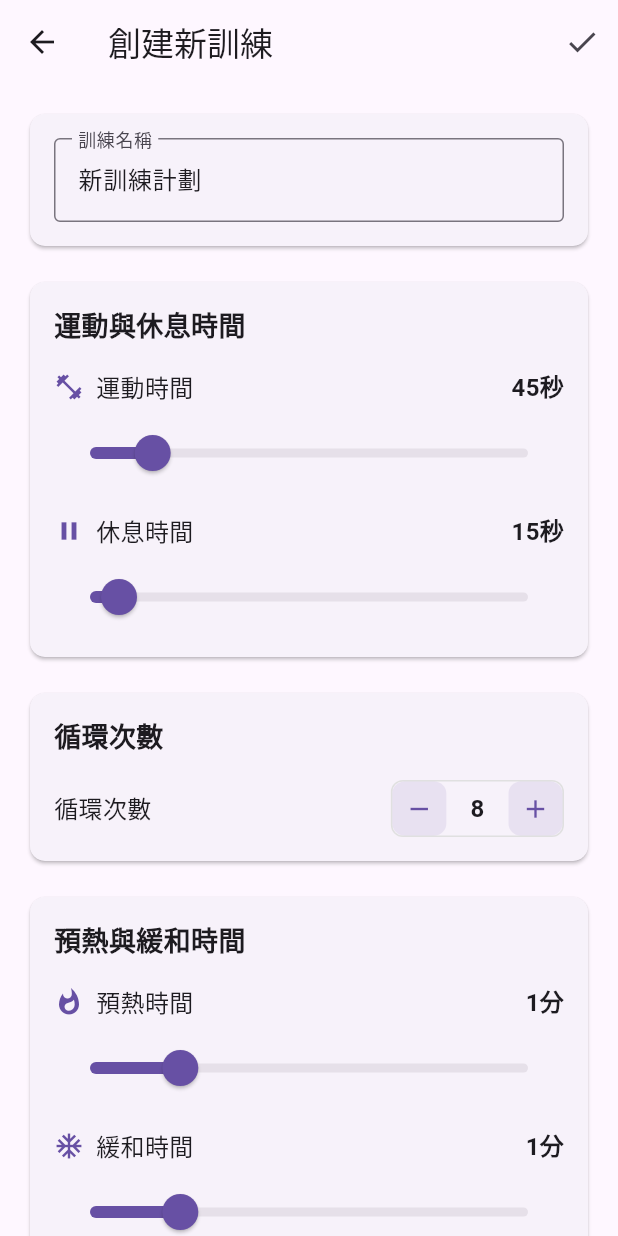
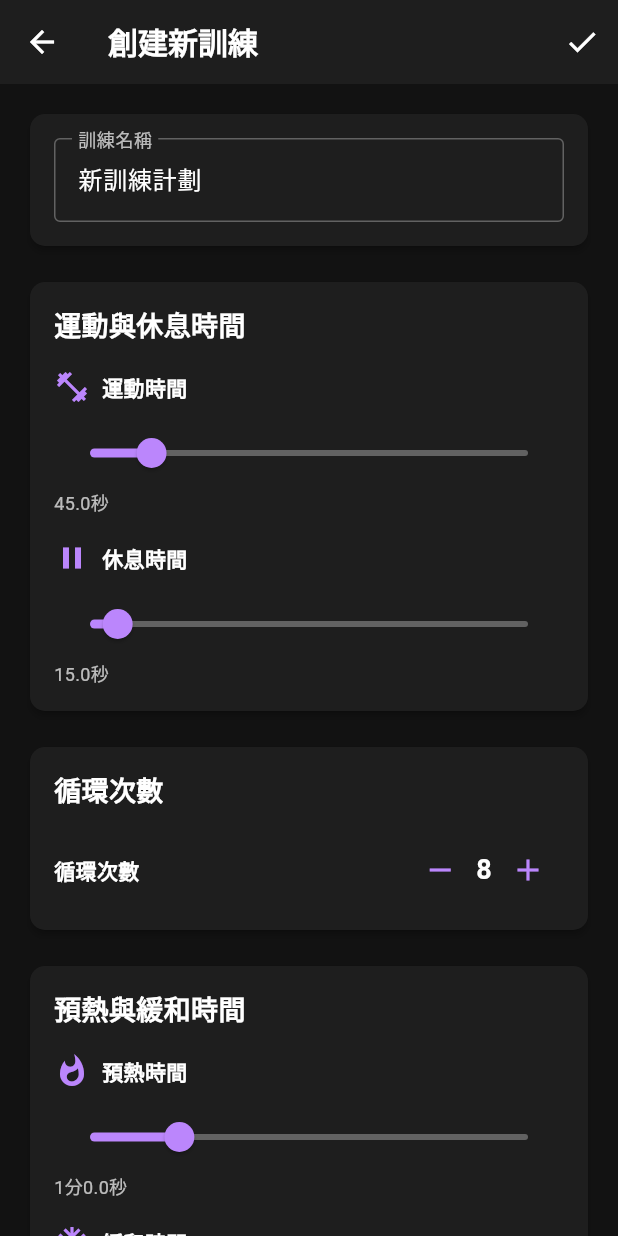
Before and after one commit to simonwell-flutter/fit_timer, a Flutter app: the screen it shows after launch, after a tap on the "settings" icon, on a phone screen of 412 x 824 dp. Run offline on Flutter 3.47's test engine with Material 3 defaults, Android fonts, the phone set to English and light mode, and no system bars; our stand-ins replace just_audio, shared_preferences, wakelock_plus; Roboto replaces fonts that are missing (NotoSansTC).

Commit message:
更新 介面回暗黑模式 加入 首頁水波紋動畫 加入 相關音效檔

```diff
--- a/lib/main.dart
+++ b/lib/main.dart
@@ -22,8 +22,54 @@ class MyApp extends StatelessWidget {
       child: MaterialApp(
         title: 'FitTimer',
         theme: ThemeData(
-          primarySwatch: Colors.blue,
-          visualDensity: VisualDensity.adaptivePlatformDensity,
+          useMaterial3: true,
+          brightness: Brightness.dark,
+          colorScheme: ColorScheme.dark(
+            primary: Color(0xFFBB86FC),
+            secondary: Color(0xFF03DAC6),
+            surface: Color(0xFF121212),
+            background: Color(0xFF121212),
+            error: Color(0xFFCF6679),
+          ),
+          scaffoldBackgroundColor: Color(0xFF121212),
+          appBarTheme: AppBarTheme(
+            backgroundColor: Color(0xFF1E1E1E),
+            elevation: 0,
+            iconTheme: IconThemeData(color: Colors.white),
+            titleTextStyle: TextStyle(
+              color: Colors.white,
+              fontSize: 20,
+              fontWeight: FontWeight.bold,
+            ),
+          ),
+          cardTheme: CardTheme(
+            color: Color(0xFF1E1E1E),
+            elevation: 2,
+            shape: RoundedRectangleBorder(
+              borderRadius: BorderRadius.circular(12),
+            ),
+          ),
+          elevatedButtonTheme: ElevatedButtonThemeData(
+            style: ElevatedButton.styleFrom(
+              backgroundColor: Color(0xFFBB86FC),
+              foregroundColor: Colors.white,
+              shape: RoundedRectangleBorder(
+                borderRadius: BorderRadius.circular(30),
+              ),
+              padding: EdgeInsets.symmetric(horizontal: 20, vertical: 12),
+            ),
+          ),
+          textButtonTheme: TextButtonThemeData(
+            style: TextButton.styleFrom(foregroundColor: Color(0xFFBB86FC)),
+          ),
+          iconTheme: IconThemeData(color: Colors.white),
+          textTheme: TextTheme(
+            bodyLarge: TextStyle(color: Colors.white),
+            bodyMedium: TextStyle(color: Colors.white),
+            titleLarge: TextStyle(color: Colors.white),
+            titleMedium: TextStyle(color: Colors.white),
+            titleSmall: TextStyle(color: Colors.white),
+          ),
           fontFamily: 'NotoSansTC',
         ),
         home: HomeScreen(),
--- a/lib/providers/timer_provider.dart
+++ b/lib/providers/timer_provider.dart
@@ -1,9 +1,11 @@
 import 'dart:async';
 import 'package:flutter/foundation.dart';
 import 'package:shared_preferences/shared_preferences.dart';
+import 'package:just_audio/just_audio.dart';
 import '../models/workout_model.dart';
 
 enum TimerStatus { initial, running, paused, finished }
+
 enum TimerPhase { warmup, work, rest, cooldown, complete }
 
 class TimerProvider with ChangeNotifier {
@@ -14,6 +16,52 @@ class TimerProvider with ChangeNotifier {
   int _currentCycle = 0;
   int _secondsRemaining = 0;
   Timer? _timer;
+
+  // Audio players
+  final AudioPlayer _tickPlayer = AudioPlayer();
+  final AudioPlayer _phaseChangePlayer = AudioPlayer();
+  final AudioPlayer _completePlayer = AudioPlayer();
+  final AudioPlayer _phaseEndPlayer = AudioPlayer();
+  final AudioPlayer _countThreePlayer = AudioPlayer();
+  final AudioPlayer _countTwoPlayer = AudioPlayer();
+  final AudioPlayer _countOnePlayer = AudioPlayer();
+
+  TimerProvider() {
+    _initializeAudio();
+    // 設定預設訓練計畫
+    _currentWorkout = WorkoutModel(
+      id: 'default',
+      name: '預設訓練',
+      workSeconds: 30, // 運動時間 30 秒
+      restSeconds: 10, // 休息時間 10 秒
+      warmupSeconds: 5, // 預熱時間 5 秒
+      cooldownSeconds: 5, // 緩和時間 5 秒
+      cycles: 3, // 循環次數 3 次
+    );
+    _phase =
+        _currentWorkout!.warmupSeconds > 0
+            ? TimerPhase.warmup
+            : TimerPhase.work;
+    _secondsRemaining =
+        _currentWorkout!.warmupSeconds > 0
+            ? _currentWorkout!.warmupSeconds
+            : _currentWorkout!.workSeconds;
+  }
+
+  Future<void> _initializeAudio() async {
+    try {
+      await _tickPlayer.setAsset('assets/sounds/tick.mp3');
+      await _tickPlayer.setVolume(1.0);
+      await _phaseChangePlayer.setAsset('assets/sounds/phase_change.mp3');
+      await _completePlayer.setAsset('assets/sounds/complete.mp3');
+      await _phaseEndPlayer.setAsset('assets/sounds/phase_end.mp3');
+      await _countThreePlayer.setAsset('assets/sounds/three.mp3');
+      await _countTwoPlayer.setAsset('assets/sounds/two.mp3');
+      await _countOnePlayer.setAsset('assets/sounds/one.mp3');
+    } catch (e) {
+      debugPrint('Error initializing audio: $e');
+    }
+  }
 
   // Getters
   TimerStatus get status => _status;
@@ -37,7 +85,8 @@ class TimerProvider with ChangeNotifier {
     _currentWorkout = workout;
     _currentCycle = 0;
     _phase = workout.warmupSeconds > 0 ? TimerPhase.warmup : TimerPhase.work;
-    _secondsRemaining = workout.warmupSeconds > 0 ? workout.warmupSeconds : workout.workSeconds;
+    _secondsRemaining =
+        workout.warmupSeconds > 0 ? workout.warmupSeconds : workout.workSeconds;
     _status = TimerStatus.initial;
     notifyListeners();
   }
@@ -93,8 +142,14 @@ class TimerProvider with ChangeNotifier {
   void reset() {
     _timer?.cancel();
     if (_currentWorkout != null) {
-      _phase = _currentWorkout!.warmupSeconds > 0 ? TimerPhase.warmup : TimerPhase.work;
-      _secondsRemaining = _currentWorkout!.warmupSeconds > 0 ? _currentWorkout!.warmupSeconds : _currentWorkout!.workSeconds;
+      _phase =
+          _currentWorkout!.warmupSeconds > 0
+              ? TimerPhase.warmup
+              : TimerPhase.work;
+      _secondsRemaining =
+          _currentWorkout!.warmupSeconds > 0
+              ? _currentWorkout!.warmupSeconds
+              : _currentWorkout!.workSeconds;
     }
 
     _currentCycle = 0;
@@ -106,6 +161,25 @@ class TimerProvider with ChangeNotifier {
   void _tick(Timer timer) {
     if (_secondsRemaining > 0) {
       _secondsRemaining--;
+      // 只在運動階段播放滴答聲
+      if (_phase == TimerPhase.work) {
+        _tickPlayer.seek(Duration.zero);
+        _tickPlayer.play();
+      }
+      if (_secondsRemaining == 3) {
+        _countThreePlayer.seek(Duration.zero);
+        _countThreePlayer.play();
+      } else if (_secondsRemaining == 2) {
+        _countTwoPlayer.seek(Duration.zero);
+        _countTwoPlayer.play();
+      } else if (_secondsRemaining == 1) {
+        _countOnePlayer.seek(Duration.zero);
+        _countOnePlayer.play();
+      }
+      if (_secondsRemaining == 0) {
+        _phaseEndPlayer.seek(Duration.zero);
+        _phaseEndPlayer.play();
+      }
     } else {
       _moveToNextPhase();
     }
@@ -150,6 +224,8 @@ class TimerProvider with ChangeNotifier {
     _timer?.cancel();
     _phase = TimerPhase.complete;
     _status = TimerStatus.finished;
+    _completePlayer.seek(Duration.zero);
+    _completePlayer.play();
   }
 
   // 計算總時間
@@ -157,7 +233,8 @@ class TimerProvider with ChangeNotifier {
     if (_currentWorkout == null) return 0;
 
     return _currentWorkout!.warmupSeconds +
-        (_currentWorkout!.workSeconds + _currentWorkout!.restSeconds) * _currentWorkout!.cycles +
+        (_currentWorkout!.workSeconds + _currentWorkout!.restSeconds) *
+            _currentWorkout!.cycles +
         _currentWorkout!.cooldownSeconds;
   }
 
@@ -176,14 +253,20 @@ class TimerProvider with ChangeNotifier {
 
     // 運動和休息階段
     if (_phase == TimerPhase.work || _phase == TimerPhase.rest) {
-      elapsed += (_currentWorkout!.workSeconds + _currentWorkout!.restSeconds) * _currentCycle;
+      elapsed +=
+          (_currentWorkout!.workSeconds + _currentWorkout!.restSeconds) *
+          _currentCycle;
       if (_phase == TimerPhase.work) {
         elapsed += _currentWorkout!.workSeconds - _secondsRemaining;
       } else {
-        elapsed += _currentWorkout!.workSeconds + (_currentWorkout!.restSeconds - _secondsRemaining);
+        elapsed +=
+            _currentWorkout!.workSeconds +
+            (_currentWorkout!.restSeconds - _secondsRemaining);
       }
     } else if (_phase == TimerPhase.cooldown || _phase == TimerPhase.complete) {
-      elapsed += (_currentWorkout!.workSeconds + _currentWorkout!.restSeconds) * _currentWorkout!.cycles;
+      elapsed +=
+          (_currentWorkout!.workSeconds + _currentWorkout!.restSeconds) *
+          _currentWorkout!.cycles;
       if (_phase == TimerPhase.cooldown) {
         elapsed += _currentWorkout!.cooldownSeconds - _secondsRemaining;
       } else {
@@ -212,6 +295,13 @@ class TimerProvider with ChangeNotifier {
   @override
   void dispose() {
     _timer?.cancel();
+    _tickPlayer.dispose();
+    _phaseChangePlayer.dispose();
+    _completePlayer.dispose();
+    _phaseEndPlayer.dispose();
+    _countThreePlayer.dispose();
+    _countTwoPlayer.dispose();
+    _countOnePlayer.dispose();
     super.dispose();
   }
 }
--- a/lib/screens/home_screen.dart
+++ b/lib/screens/home_screen.dart
@@ -17,11 +17,13 @@ class HomeScreen extends StatelessWidget {
     final player = AudioPlayer();
 
     return Scaffold(
+      backgroundColor: Color(0xFF121212), // 深色背景
       appBar: AppBar(
-        title: Text('FitTimer'),
+        backgroundColor: Color(0xFF1E1E1E), // 深色AppBar
+        title: Text('FitTimer', style: TextStyle(color: Colors.white)),
         actions: [
           IconButton(
-            icon: Icon(Icons.list),
+            icon: Icon(Icons.list, color: Colors.white),
             onPressed: () {
               Navigator.push(
                 context,
@@ -30,16 +32,13 @@ class HomeScreen extends StatelessWidget {
             },
           ),
           IconButton(
-            icon: Icon(Icons.settings),
+            icon: Icon(Icons.settings, color: Colors.white),
             onPressed: () {
               Navigator.push(
                 context,
                 MaterialPageRoute(
                   builder:
-                      (context) => SettingsScreen(
-                        workout: null, // 可以傳遞 null 或者某個訓練模式對象
-                        isNew: true, // 設置是否是新訓練模式
-                      ),
+                      (context) => SettingsScreen(workout: null, isNew: true),
                 ),
               );
             },
@@ -50,23 +49,60 @@ class HomeScreen extends StatelessWidget {
         child: Column(
           mainAxisAlignment: MainAxisAlignment.center,
           children: [
-            TimerDisplay(),
+            // 添加動畫效果
+            TweenAnimationBuilder<double>(
+              tween: Tween(begin: 0.0, end: 1.0),
+              duration: Duration(milliseconds: 500),
+              builder: (context, value, child) {
+                return Transform.scale(scale: value, child: child);
+              },
+              child: TimerDisplay(),
+            ),
             SizedBox(height: 20),
-            // 這裡傳遞進度、階段和顏色
-            CustomProgressIndicator(
-              progress: timerProvider.progress, // 進度
-              phase: timerProvider.phase.toString(), // 訓練階段
-              phaseColor: _getPhaseColor(timerProvider.phase), // 訓練階段顏色
+            // 進度條動畫
+            TweenAnimationBuilder<double>(
+              tween: Tween(begin: 0.0, end: timerProvider.progress),
+              duration: Duration(milliseconds: 300),
+              builder: (context, value, child) {
+                return CustomProgressIndicator(
+                  progress: value,
+                  phase: timerProvider.phase.toString(),
+                  phaseColor: _getPhaseColor(timerProvider.phase),
+                );
+              },
             ),
             SizedBox(height: 40),
-            ControlButtons(),
+            // 控制按鈕動畫
+            TweenAnimationBuilder<double>(
+              tween: Tween(begin: 0.0, end: 1.0),
+              duration: Duration(milliseconds: 700),
+              builder: (context, value, child) {
+                return Transform.translate(
+                  offset: Offset(0, 20 * (1 - value)),
+                  child: Opacity(opacity: value, child: child),
+                );
+              },
+              child: ControlButtons(),
+            ),
             SizedBox(height: 40),
-            // 如果沒有正在進行的訓練，顯示快速開始按鈕
             if (timerProvider.status == TimerStatus.initial &&
                 timerProvider.currentWorkout == null)
-              ElevatedButton(
+              TweenAnimationBuilder<double>(
+                tween: Tween(begin: 0.0, end: 1.0),
+                duration: Duration(milliseconds: 1000),
+                builder: (context, value, child) {
+                  return Transform.scale(
+                    scale: value,
+                    child: Opacity(opacity: value, child: child),
+                  );
+                },
+                child: ElevatedButton(
                   style: ElevatedButton.styleFrom(
+                    backgroundColor: Color(0xFFBB86FC), // 紫色按鈕
                     padding: EdgeInsets.symmetric(horizontal: 30, vertical: 15),
+                    shape: RoundedRectangleBorder(
+                      borderRadius: BorderRadius.circular(30),
+                    ),
                   ),
                   onPressed: () async {
                     await player.setAsset('assets/sounds/workout_start.mp3');
@@ -78,7 +114,15 @@ class HomeScreen extends StatelessWidget {
                       ),
                     );
                   },
-                child: Text('快速開始訓練'),
+                  child: Text(
+                    '快速開始訓練',
+                    style: TextStyle(
+                      color: Colors.white,
+                      fontSize: 16,
+                      fontWeight: FontWeight.bold,
+                    ),
+                  ),
+                ),
               ),
           ],
         ),
@@ -90,15 +134,15 @@ class HomeScreen extends StatelessWidget {
   Color _getPhaseColor(TimerPhase phase) {
     switch (phase) {
       case TimerPhase.work:
-        return Colors.red; // 運動階段為紅色
+        return Color(0xFFCF6679); // 柔和的紅色
       case TimerPhase.rest:
-        return Colors.blue; // 休息階段為藍色
+        return Color(0xFF03DAC6); // 柔和的藍綠色
       case TimerPhase.warmup:
-        return Colors.orange; // 預熱為橙色
+        return Color(0xFFFFB74D); // 柔和的橙色
       case TimerPhase.cooldown:
-        return Colors.green; // 緩和為綠色
+        return Color(0xFF81C784); // 柔和的綠色
       default:
-        return Colors.grey; // 默認為灰色
+        return Color(0xFF9E9E9E); // 柔和的灰色
     }
   }
 }
--- a/lib/screens/settings_screen.dart
+++ b/lib/screens/settings_screen.dart
@@ -105,9 +105,17 @@ class _SettingsScreenState extends State<SettingsScreen> {
                 padding: EdgeInsets.all(16),
                 child: TextFormField(
                   controller: _nameController,
+                  style: TextStyle(color: Colors.white),
                   decoration: InputDecoration(
                     labelText: '訓練名稱',
+                    labelStyle: TextStyle(color: Colors.white70),
                     border: OutlineInputBorder(),
+                    enabledBorder: OutlineInputBorder(
+                      borderSide: BorderSide(color: Colors.white30),
+                    ),
+                    focusedBorder: OutlineInputBorder(
+                      borderSide: BorderSide(color: Color(0xFFBB86FC)),
+                    ),
                   ),
                   validator: (value) {
                     if (value == null || value.isEmpty) {
@@ -125,12 +133,12 @@ class _SettingsScreenState extends State<SettingsScreen> {
                 _buildSliderSetting(
                   icon: Icons.fitness_center,
                   label: '運動時間',
-                  value: _workSeconds.toDouble(), // 將 int 轉換為 double
+                  value: _workSeconds.toDouble(),
                   min: 5,
                   max: 300,
                   onChanged: (value) {
                     setState(() {
-                      _workSeconds = value.toInt(); // 更新為 int
+                      _workSeconds = value.toInt();
                     });
                   },
                   formatValue: _formatDuration,
@@ -139,12 +147,12 @@ class _SettingsScreenState extends State<SettingsScreen> {
                 _buildSliderSetting(
                   icon: Icons.pause,
                   label: '休息時間',
-                  value: _restSeconds.toDouble(), // 將 int 轉換為 double
+                  value: _restSeconds.toDouble(),
                   min: 5,
                   max: 180,
                   onChanged: (value) {
                     setState(() {
-                      _restSeconds = value.toInt(); // 更新為 int
+                      _restSeconds = value.toInt();
                     });
                   },
                   formatValue: _formatDuration,
@@ -233,7 +241,11 @@ class _SettingsScreenState extends State<SettingsScreen> {
           children: [
             Text(
               title,
-              style: TextStyle(fontSize: 18, fontWeight: FontWeight.bold),
+              style: TextStyle(
+                fontSize: 18,
+                fontWeight: FontWeight.bold,
+                color: Colors.white,
+              ),
             ),
             SizedBox(height: 16),
             ...children,
@@ -250,40 +262,46 @@ class _SettingsScreenState extends State<SettingsScreen> {
     required double min,
     required double max,
     required ValueChanged<double> onChanged,
-    required String Function(int) formatValue,
+    required String Function(double) formatValue,
   }) {
     return Column(
       crossAxisAlignment: CrossAxisAlignment.start,
       children: [
         Row(
           children: [
-            Icon(icon, size: 20, color: Theme.of(context).primaryColor),
+            Icon(icon, color: Color(0xFFBB86FC)),
             SizedBox(width: 8),
             Text(
               label,
-              style: TextStyle(fontSize: 16, fontWeight: FontWeight.w500),
+              style: TextStyle(
+                color: Colors.white,
+                fontWeight: FontWeight.bold,
               ),
-            Spacer(),
-            Text(
-              formatValue(value.toInt()),
-              style: TextStyle(fontSize: 16, fontWeight: FontWeight.bold),
             ),
           ],
         ),
         SizedBox(height: 8),
         SliderTheme(
           data: SliderTheme.of(context).copyWith(
-            trackHeight: 6,
-            thumbShape: RoundSliderThumbShape(enabledThumbRadius: 12),
+            activeTrackColor: Color(0xFFBB86FC),
+            inactiveTrackColor: Colors.white30,
+            thumbColor: Color(0xFFBB86FC),
+            overlayColor: Color(0xFFBB86FC).withOpacity(0.2),
+            valueIndicatorColor: Color(0xFFBB86FC),
+            valueIndicatorTextStyle: TextStyle(color: Colors.white),
           ),
           child: Slider(
             value: value,
             min: min,
             max: max,
-            divisions: ((max - min) / 5).round(),
-            label: formatValue(value.toInt()),
+            divisions: (max - min).toInt(),
+            label: formatValue(value),
             onChanged: onChanged,
           ),
+        ),
+        Text(
+          formatValue(value),
+          style: TextStyle(color: Colors.white70, fontSize: 12),
         ),
       ],
     );
@@ -297,65 +315,33 @@ class _SettingsScreenState extends State<SettingsScreen> {
     required ValueChanged<int> onChanged,
   }) {
     return Row(
+      mainAxisAlignment: MainAxisAlignment.spaceBetween,
       children: [
         Text(
           label,
-          style: TextStyle(fontSize: 16, fontWeight: FontWeight.w500),
+          style: TextStyle(color: Colors.white, fontWeight: FontWeight.bold),
         ),
-        Spacer(),
-        Container(
-          decoration: BoxDecoration(
-            borderRadius: BorderRadius.circular(8),
-            border: Border.all(color: Colors.grey.shade300),
-          ),
-          child: Row(
+        Row(
           children: [
-              _buildNumberButton(
-                icon: Icons.remove,
+            IconButton(
+              icon: Icon(Icons.remove, color: Color(0xFFBB86FC)),
               onPressed: value > min ? () => onChanged(value - 1) : null,
             ),
-              Container(
-                padding: EdgeInsets.symmetric(horizontal: 16),
-                child: Text(
-                  value.toString(),
-                  style: TextStyle(fontSize: 16, fontWeight: FontWeight.bold),
+            Text(
+              '$value',
+              style: TextStyle(
+                color: Colors.white,
+                fontSize: 18,
+                fontWeight: FontWeight.bold,
               ),
             ),
-              _buildNumberButton(
-                icon: Icons.add,
+            IconButton(
+              icon: Icon(Icons.add, color: Color(0xFFBB86FC)),
               onPressed: value < max ? () => onChanged(value + 1) : null,
             ),
           ],
         ),
-        ),
       ],
-    );
-  }
-
-  Widget _buildNumberButton({
-    required IconData icon,
-    required VoidCallback? onPressed,
-  }) {
-    return InkWell(
-      onTap: onPressed,
-      child: Container(
-        padding: EdgeInsets.all(8),
-        decoration: BoxDecoration(
-          color:
-              onPressed == null
-                  ? Colors.grey.shade200
-                  : Theme.of(context).primaryColor.withOpacity(0.1),
-          borderRadius: BorderRadius.circular(8),
-        ),
-        child: Icon(
-          icon,
-          size: 20,
-          color:
-              onPressed == null
-                  ? Colors.grey.shade400
-                  : Theme.of(context).primaryColor,
-        ),
-      ),
     );
   }
 
@@ -376,21 +362,40 @@ class _SettingsScreenState extends State<SettingsScreen> {
           children: [
             Text(
               '訓練摘要',
-              style: TextStyle(fontSize: 18, fontWeight: FontWeight.bold),
+              style: TextStyle(
+                fontSize: 18,
+                fontWeight: FontWeight.bold,
+                color: Colors.white,
+              ),
             ),
             SizedBox(height: 12),
-            Text('總訓練時間: ${_formatDuration(totalTime)}'),
+            Text(
+              '總訓練時間: ${_formatDuration(totalTime.toDouble())}',
+              style: TextStyle(color: Colors.white70),
+            ),
             SizedBox(height: 4),
-            Text('運動時間: ${_formatDuration(totalWorkTime)}'),
+            Text(
+              '運動時間: ${_formatDuration(totalWorkTime.toDouble())}',
+              style: TextStyle(color: Colors.white70),
+            ),
             SizedBox(height: 4),
-            Text('休息時間: ${_formatDuration(totalRestTime)}'),
+            Text(
+              '休息時間: ${_formatDuration(totalRestTime.toDouble())}',
+              style: TextStyle(color: Colors.white70),
+            ),
             if (_warmupSeconds > 0) ...[
               SizedBox(height: 4),
-              Text('預熱時間: ${_formatDuration(_warmupSeconds)}'),
+              Text(
+                '預熱時間: ${_formatDuration(_warmupSeconds.toDouble())}',
+                style: TextStyle(color: Colors.white70),
+              ),
             ],
             if (_cooldownSeconds > 0) ...[
               SizedBox(height: 4),
-              Text('緩和時間: ${_formatDuration(_cooldownSeconds)}'),
+              Text(
+                '緩和時間: ${_formatDuration(_cooldownSeconds.toDouble())}',
+                style: TextStyle(color: Colors.white70),
+              ),
             ],
           ],
         ),
@@ -398,13 +403,9 @@ class _SettingsScreenState extends State<SettingsScreen> {
     );
   }
 
-  String _formatDuration(int seconds) {
-    if (seconds < 60) {
-      return '$seconds秒';
-    } else {
+  String _formatDuration(double seconds) {
     final mins = seconds ~/ 60;
     final secs = seconds % 60;
-      return mins > 0 && secs > 0 ? '$mins分$secs秒' : '$mins分';
+    return mins > 0 ? '$mins分$secs秒' : '$secs秒';
   }
 }
-}
--- a/lib/widgets/timer_display.dart
+++ b/lib/widgets/timer_display.dart
@@ -2,6 +2,7 @@
 import 'package:flutter/material.dart';
 import 'package:provider/provider.dart';
 import '../providers/timer_provider.dart';
+import 'ripple_animation.dart';
 
 class TimerDisplay extends StatelessWidget {
   const TimerDisplay({super.key});
@@ -42,7 +43,17 @@ class TimerDisplay extends StatelessWidget {
         break;
     }
 
-    return Container(
+    return Stack(
+      alignment: Alignment.center,
+      children: [
+        if (timerProvider.status == TimerStatus.running)
+          RippleAnimation(
+            size: 350,
+            color: backgroundColor,
+            rippleCount: 5,
+            isActive: true,
+          ),
+        Container(
           width: 250,
           height: 250,
           decoration: BoxDecoration(
@@ -85,6 +96,8 @@ class TimerDisplay extends StatelessWidget {
               ],
             ),
           ),
+        ),
+      ],
     );
   }
 }
```
Also changed, not shown: lib/screens/saved_workouts.dart (+24 -10 lines), lib/screens/timer_screen.dart (+65 -37 lines), lib/widgets/ripple_animation.dart (added, +149 -0 lines), 11 other files. Lines whose indentation alone changed are shown as unchanged.
